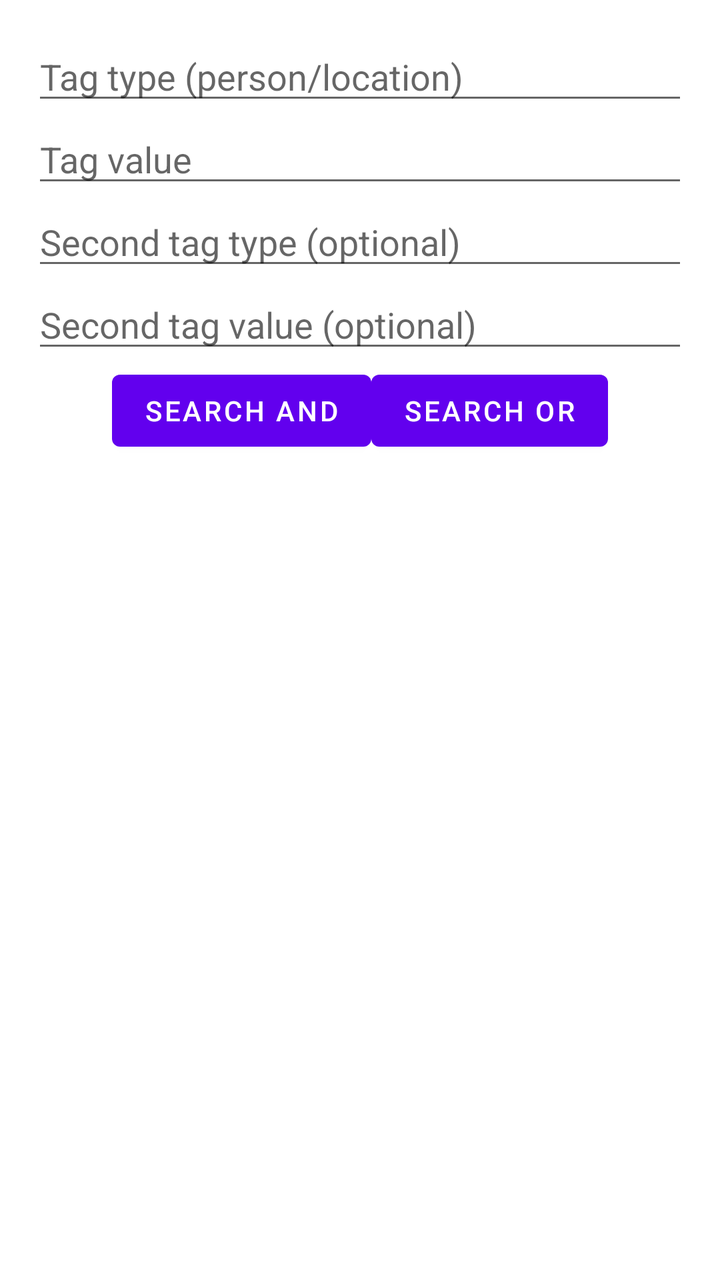
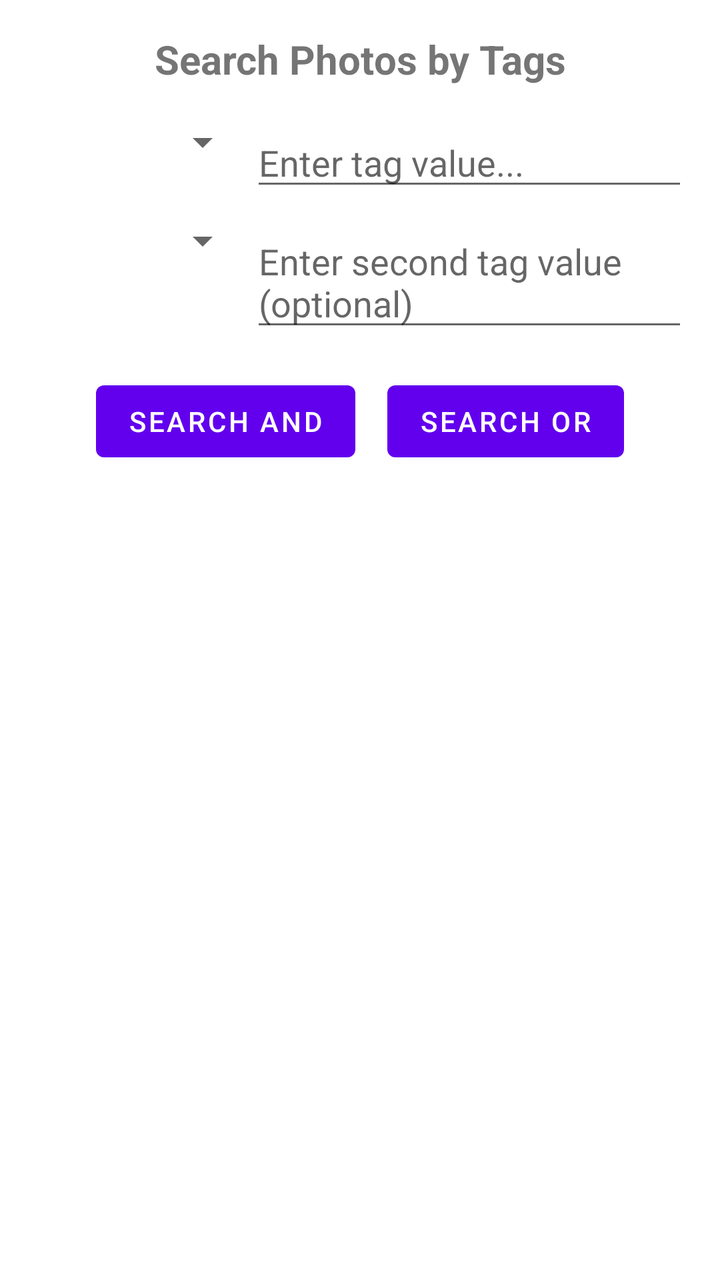

An Android layout rendered at two revisions. The XML below is the earlier revision; the diff shows what the commit changed to produce the second picture.
<!-- AndroidManifest.xml: application theme Theme.Photos -->
<!-- res/layout/activity_search.xml -->
<?xml version="1.0" encoding="utf-8"?>
<LinearLayout xmlns:android="http://schemas.android.com/apk/res/android"
    android:layout_width="match_parent"
    android:layout_height="match_parent"
    android:orientation="vertical"
    android:padding="16dp">

    <EditText
        android:id="@+id/searchTagType"
        android:layout_width="match_parent"
        android:layout_height="wrap_content"
        android:hint="Tag type (person/location)" />

    <EditText
        android:id="@+id/searchTagValue"
        android:layout_width="match_parent"
        android:layout_height="wrap_content"
        android:hint="Tag value" />

    <EditText
        android:id="@+id/searchTagType2"
        android:layout_width="match_parent"
        android:layout_height="wrap_content"
        android:hint="Second tag type (optional)" />

    <EditText
        android:id="@+id/searchTagValue2"
        android:layout_width="match_parent"
        android:layout_height="wrap_content"
        android:hint="Second tag value (optional)" />

    <LinearLayout
        android:layout_width="match_parent"
        android:layout_height="wrap_content"
        android:orientation="horizontal"
        android:gravity="center">
        <Button
            android:id="@+id/searchAndButton"
            android:layout_width="wrap_content"
            android:layout_height="wrap_content"
            android:text="Search AND" />
        <Button
            android:id="@+id/searchOrButton"
            android:layout_width="wrap_content"
            android:layout_height="wrap_content"
            android:text="Search OR" />
    </LinearLayout>

    <ListView
        android:id="@+id/searchResultsList"
        android:layout_width="match_parent"
        android:layout_height="wrap_content" />

</LinearLayout>
<!-- resources referenced by this layout -->
<resources>
  <style name="Theme.Photos" parent="Theme.MaterialComponents.DayNight.DarkActionBar">
          <item name="colorPrimary">@color/purple_500</item>
          <item name="colorPrimaryVariant">@color/purple_700</item>
          <item name="colorOnPrimary">@color/white</item>
          <item name="colorSecondary">@color/teal_200</item>
          <item name="colorOnSecondary">@color/black</item>
          <item name="android:windowBackground">@color/white</item>
      </style>
  <color name="purple_500">#6200EE</color>
  <color name="purple_700">#3700B3</color>
  <color name="white">#FFFFFF</color>
  <color name="teal_200">#03DAC5</color>
  <color name="black">#000000</color>
</resources>

<!-- the commit's change to res/layout/activity_search.xml (unified diff, before → after) -->
@@ -5,50 +5,83 @@
     android:orientation="vertical"
     android:padding="16dp">
 
-    <EditText
-        android:id="@+id/searchTagType"
+    <TextView
         android:layout_width="match_parent"
         android:layout_height="wrap_content"
-        android:hint="Tag type (person/location)" />
-
-    <EditText
-        android:id="@+id/searchTagValue"
-        android:layout_width="match_parent"
-        android:layout_height="wrap_content"
-        android:hint="Tag value" />
-
-    <EditText
-        android:id="@+id/searchTagType2"
-        android:layout_width="match_parent"
-        android:layout_height="wrap_content"
-        android:hint="Second tag type (optional)" />
-
-    <EditText
-        android:id="@+id/searchTagValue2"
-        android:layout_width="match_parent"
-        android:layout_height="wrap_content"
-        android:hint="Second tag value (optional)" />
+        android:text="Search Photos by Tags"
+        android:textSize="20sp"
+        android:textStyle="bold"
+        android:gravity="center"
+        android:layout_marginBottom="16dp"/>
 
     <LinearLayout
         android:layout_width="match_parent"
         android:layout_height="wrap_content"
         android:orientation="horizontal"
-        android:gravity="center">
+        android:layout_marginBottom="8dp">
+
+        <Spinner
+            android:id="@+id/tagType1Spinner"
+            android:layout_width="0dp"
+            android:layout_height="wrap_content"
+            android:layout_weight="1" />
+
+        <AutoCompleteTextView
+            android:id="@+id/searchValue1"
+            android:layout_width="0dp"
+            android:layout_height="wrap_content"
+            android:layout_weight="2"
+            android:hint="Enter tag value..."
+            android:completionThreshold="1" />
+    </LinearLayout>
+
+    <LinearLayout
+        android:layout_width="match_parent"
+        android:layout_height="wrap_content"
+        android:orientation="horizontal"
+        android:layout_marginBottom="16dp">
+
+        <Spinner
+            android:id="@+id/tagType2Spinner"
+            android:layout_width="0dp"
+            android:layout_height="wrap_content"
+            android:layout_weight="1" />
+
+        <AutoCompleteTextView
+            android:id="@+id/searchValue2"
+            android:layout_width="0dp"
+            android:layout_height="wrap_content"
+            android:layout_weight="2"
+            android:hint="Enter second tag value (optional)"
+            android:completionThreshold="1" />
+    </LinearLayout>
+
+    <LinearLayout
+        android:layout_width="match_parent"
+        android:layout_height="wrap_content"
+        android:orientation="horizontal"
+        android:gravity="center"
+        android:layout_marginBottom="16dp">
+
         <Button
             android:id="@+id/searchAndButton"
             android:layout_width="wrap_content"
             android:layout_height="wrap_content"
-            android:text="Search AND" />
+            android:text="Search AND"
+            android:layout_marginEnd="8dp"/>
+
         <Button
             android:id="@+id/searchOrButton"
             android:layout_width="wrap_content"
             android:layout_height="wrap_content"
-            android:text="Search OR" />
+            android:text="Search OR"
+            android:layout_marginStart="8dp"/>
     </LinearLayout>
 
     <ListView
         android:id="@+id/searchResultsList"
         android:layout_width="match_parent"
-        android:layout_height="wrap_content" />
+        android:layout_height="0dp"
+        android:layout_weight="1"/>
 
 </LinearLayout>
